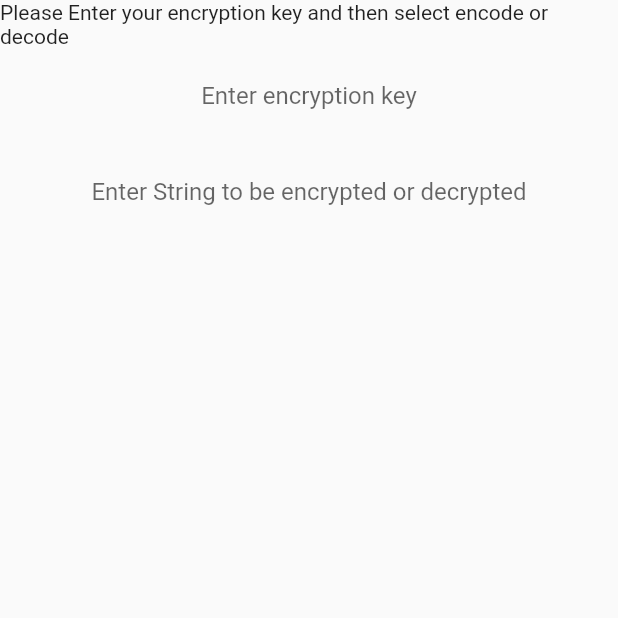
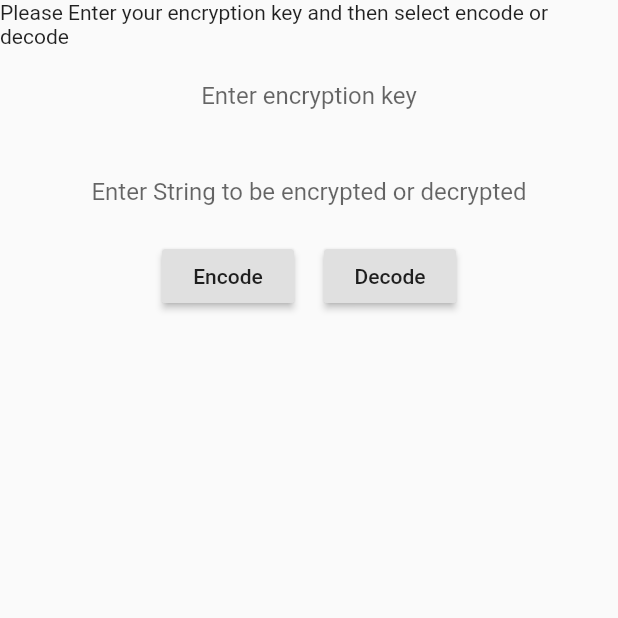
Before and after one commit to ethani149/2.7, a Flutter app: the EncodeDecodeSelectVC screen opened directly, on a phone screen of 412 x 824 dp, the top half of it. Run offline on Flutter 3.47's test engine with Material 2 defaults, Android fonts, the phone set to English and light mode, and no system bars.

Commit message:
Added Encode View

```diff
--- a/cypher_advanced_programing/lib/SharedUI/EncodeDecodeSelectView.dart
+++ b/cypher_advanced_programing/lib/SharedUI/EncodeDecodeSelectView.dart
@@ -1,44 +1,5 @@
 import 'package:flutter/material.dart';
-
-class EncodeDecodeSelectView extends StatelessWidget {
-  final TextEditingController keyTextFeildController;
-  final TextEditingController stringTextFeildController;
-
-  const EncodeDecodeSelectView(
-      {Key key, this.keyTextFeildController, this.stringTextFeildController})
-      : super(key: key);
-  @override
-  Widget build(BuildContext context) {
-    return Column(
-      children: [
-        Text(
-            "Please Enter your encryption key and then select encode or decode"),
-        Padding(
-          padding: const EdgeInsets.all(8.0),
-          child: Row(
-            mainAxisAlignment: MainAxisAlignment.center,
-            children: [
-              Container(
-                width: 200,
-                child: KeyTextFeild(
-                  keyTextFeildController: keyTextFeildController,
-                  hintText: "Enter encryption key",
-                ),
-              ),
-            ],
-          ),
-        ),
-        Padding(
-          padding: const EdgeInsets.all(8.0),
-          child: KeyTextFeild(
-            keyTextFeildController: stringTextFeildController,
-            hintText: "Enter String to be encrypted or decrypted",
-          ),
-        )
-      ],
-    );
-  }
-}
+import 'package:cypher_advanced_programing/ViewController/encodeDecodeSelectVC.dart';
 
 class KeyTextFeild extends StatelessWidget {
   //a Widget of the Cypher Key Text Feild
--- a/cypher_advanced_programing/lib/ViewController/encodeDecodeSelectVC.dart
+++ b/cypher_advanced_programing/lib/ViewController/encodeDecodeSelectVC.dart
@@ -1,11 +1,69 @@
 import 'package:cypher_advanced_programing/SharedUI/EncodeDecodeSelectView.dart';
 import 'package:flutter/material.dart';
 
-class EncodeDecodeSelectVC extends StatelessWidget {
+class EncodeDecodeSelectVC extends StatefulWidget {
+  @override
+  _StateEncodeDecodeSelectVC createState() => _StateEncodeDecodeSelectVC();
+}
+
+class _StateEncodeDecodeSelectVC extends State<EncodeDecodeSelectVC> {
+  TextEditingController keyTextFeildController = TextEditingController();
+  TextEditingController stringTextFeildController = TextEditingController();
+
   @override
   Widget build(BuildContext context) {
     return Scaffold(
-      body: EncodeDecodeSelectView(),
-    );
+        body: Column(
+      children: [
+        Text(
+            "Please Enter your encryption key and then select encode or decode"),
+        Padding(
+          padding: const EdgeInsets.all(8.0),
+          child: Row(
+            mainAxisAlignment: MainAxisAlignment.center,
+            children: [
+              Container(
+                width: 200,
+                child: KeyTextFeild(
+                  keyTextFeildController: keyTextFeildController,
+                  hintText: "Enter encryption key",
+                ),
+              ),
+            ],
+          ),
+        ),
+        Padding(
+          padding: const EdgeInsets.all(8.0),
+          child: KeyTextFeild(
+            keyTextFeildController: stringTextFeildController,
+            hintText: "Enter String to be encrypted or decrypted",
+          ),
+        ),
+        Row(
+          mainAxisAlignment: MainAxisAlignment.center,
+          children: [
+            RaisedButton(
+              onPressed: () {
+                decodeString();
+              },
+              child: Text("Encode"),
+            ),
+            Padding(
+              padding: EdgeInsets.only(left: 20),
+            ),
+            RaisedButton(
+              onPressed: () {
+                decodeString();
+              },
+              child: Text("Decode"),
+            ),
+          ],
+        )
+      ],
+    ));
+  }
+
+  void decodeString() {
+    print(keyTextFeildController.text);
   }
 }
```
Also changed, not shown: cypher_advanced_programing/lib/Services/DecodeService.dart (added).
